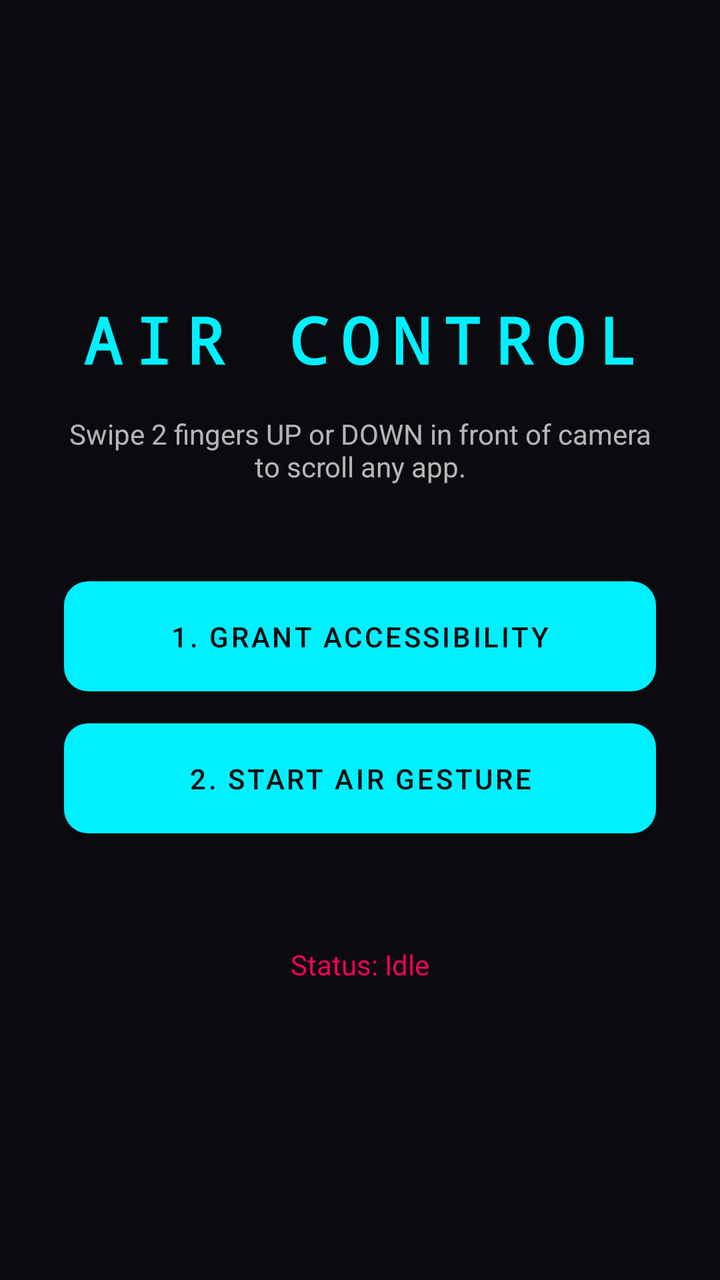
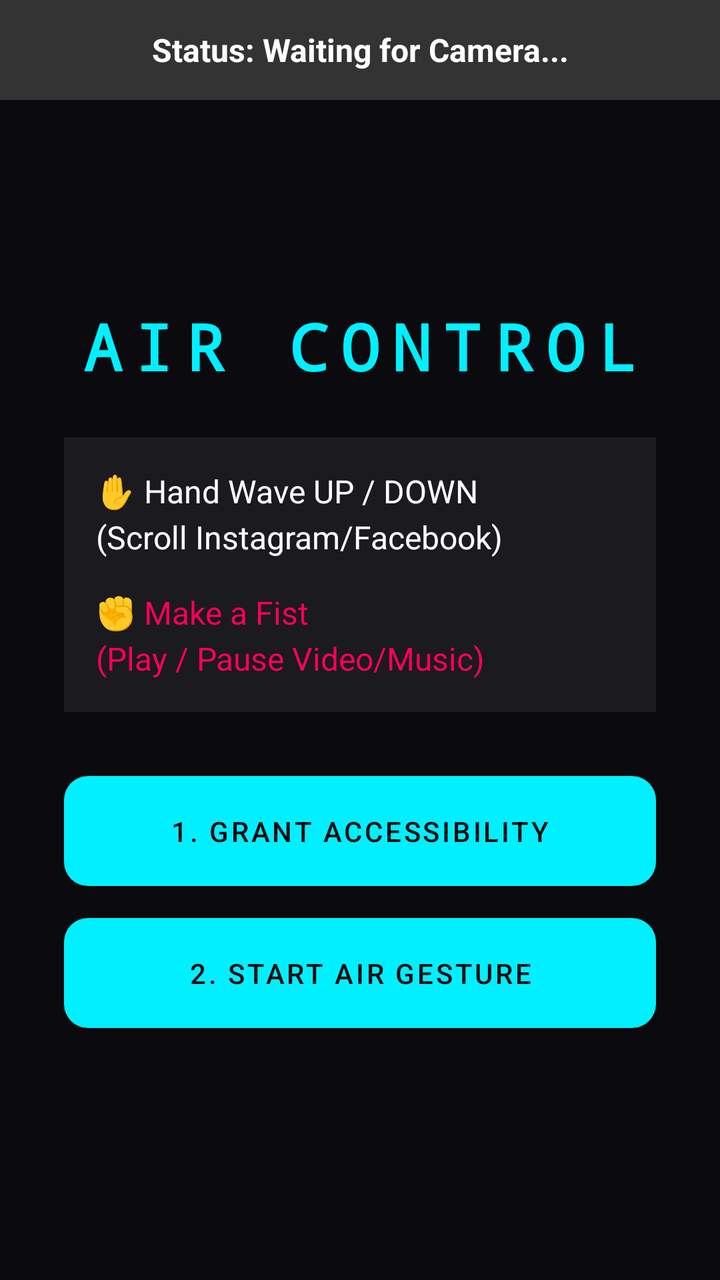

Screens rendered from an Android XML layout before and after an edit, with the pre-edit source and the edit as a unified diff.
<!-- AndroidManifest.xml: application theme AppTheme -->
<!-- res/layout/activity_main.xml -->
<?xml version="1.0" encoding="utf-8"?>
<LinearLayout xmlns:android="http://schemas.android.com/apk/res/android"
    android:layout_width="match_parent" android:layout_height="match_parent"
    android:orientation="vertical" android:gravity="center"
    android:padding="32dp" android:background="@color/bg_dark">

    <TextView android:layout_width="wrap_content" android:layout_height="wrap_content"
        android:text="AIR CONTROL" android:textSize="32sp" android:textColor="@color/neon_cyan"
        android:textStyle="bold" android:fontFamily="monospace" android:letterSpacing="0.2"/>

    <TextView android:layout_width="wrap_content" android:layout_height="wrap_content"
        android:text="Swipe 2 fingers UP or DOWN in front of camera to scroll any app."
        android:textColor="@color/text_white" android:gravity="center"
        android:layout_marginTop="16dp" android:layout_marginBottom="48dp" android:alpha="0.7"/>

    <Button android:id="@+id/btnAccessibility" android:layout_width="match_parent"
        android:layout_height="55dp" android:text="1. GRANT ACCESSIBILITY" android:textColor="@color/bg_dark"
        android:background="@drawable/bg_button" android:layout_marginBottom="16dp"/>

    <Button android:id="@+id/btnStart" android:layout_width="match_parent"
        android:layout_height="55dp" android:text="2. START AIR GESTURE" android:textColor="@color/bg_dark"
        android:background="@drawable/bg_button" android:layout_marginBottom="24dp"/>

    <Button android:id="@+id/btnStop" android:layout_width="match_parent"
        android:layout_height="55dp" android:text="STOP SERVICE" android:textColor="@color/neon_pink"
        android:backgroundTint="#22000000" android:visibility="gone"/>

    <TextView android:id="@+id/tvStatus" android:layout_width="wrap_content" android:layout_height="wrap_content"
        android:text="Status: Idle" android:textColor="@color/neon_pink" android:layout_marginTop="32dp"/>
</LinearLayout>
<!-- resources referenced by this layout -->
<resources>
  <color name="bg_dark">#0A0A0F</color>
  <color name="neon_cyan">#00F0FF</color>
  <color name="neon_pink">#FF0055</color>
  <color name="text_white">#FFFFFF</color>
  <!-- drawable bg_button (drawable) -->
  <shape xmlns:android="http://schemas.android.com/apk/res/android">
      <solid android:color="@color/neon_cyan"/>
      <corners android:radius="12dp"/>
  </shape>
  <style name="AppTheme" parent="Theme.MaterialComponents.DayNight.NoActionBar">
          <item name="colorPrimary">@color/neon_cyan</item>
          <item name="android:windowBackground">@color/bg_dark</item>
          <item name="android:statusBarColor">@color/bg_dark</item>
      </style>
</resources>

<!-- the commit's change to res/layout/activity_main.xml (unified diff, before → after) -->
@@ -1,30 +1,46 @@
 <?xml version="1.0" encoding="utf-8"?>
 <LinearLayout xmlns:android="http://schemas.android.com/apk/res/android"
     android:layout_width="match_parent" android:layout_height="match_parent"
-    android:orientation="vertical" android:gravity="center"
-    android:padding="32dp" android:background="@color/bg_dark">
+    android:orientation="vertical" android:background="@color/bg_dark">
 
-    <TextView android:layout_width="wrap_content" android:layout_height="wrap_content"
-        android:text="AIR CONTROL" android:textSize="32sp" android:textColor="@color/neon_cyan"
-        android:textStyle="bold" android:fontFamily="monospace" android:letterSpacing="0.2"/>
+    
+    <TextView android:id="@+id/tvLiveStatus"
+        android:layout_width="match_parent" android:layout_height="50dp"
+        android:background="#FF333333" android:text="Status: Waiting for Camera..."
+        android:gravity="center" android:textColor="#FFFFFF" android:textStyle="bold"
+        android:textSize="16sp" />
 
-    <TextView android:layout_width="wrap_content" android:layout_height="wrap_content"
-        android:text="Swipe 2 fingers UP or DOWN in front of camera to scroll any app."
-        android:textColor="@color/text_white" android:gravity="center"
-        android:layout_marginTop="16dp" android:layout_marginBottom="48dp" android:alpha="0.7"/>
+    <LinearLayout android:layout_width="match_parent" android:layout_height="0dp" android:layout_weight="1"
+        android:orientation="vertical" android:gravity="center" android:padding="32dp">
 
-    <Button android:id="@+id/btnAccessibility" android:layout_width="match_parent"
-        android:layout_height="55dp" android:text="1. GRANT ACCESSIBILITY" android:textColor="@color/bg_dark"
-        android:background="@drawable/bg_button" android:layout_marginBottom="16dp"/>
+        <TextView android:layout_width="wrap_content" android:layout_height="wrap_content"
+            android:text="AIR CONTROL" android:textSize="32sp" android:textColor="@color/neon_cyan"
+            android:textStyle="bold" android:fontFamily="monospace" android:letterSpacing="0.2"/>
 
-    <Button android:id="@+id/btnStart" android:layout_width="match_parent"
-        android:layout_height="55dp" android:text="2. START AIR GESTURE" android:textColor="@color/bg_dark"
-        android:background="@drawable/bg_button" android:layout_marginBottom="24dp"/>
+        
+        <LinearLayout android:layout_width="match_parent" android:layout_height="wrap_content"
+            android:orientation="vertical" android:background="#11FFFFFF" android:padding="16dp"
+            android:layout_marginTop="24dp" android:layout_marginBottom="32dp">
+            
+            <TextView android:layout_width="wrap_content" android:layout_height="wrap_content"
+                android:text="✋ Hand Wave UP / DOWN\n(Scroll Instagram/Facebook)"
+                android:textColor="@color/text_white" android:textSize="16sp" android:lineSpacingExtra="4dp"/>
+                
+            <TextView android:layout_width="wrap_content" android:layout_height="wrap_content"
+                android:text="✊ Make a Fist\n(Play / Pause Video/Music)"
+                android:textColor="@color/neon_pink" android:textSize="16sp" android:layout_marginTop="16dp" android:lineSpacingExtra="4dp"/>
+        </LinearLayout>
 
-    <Button android:id="@+id/btnStop" android:layout_width="match_parent"
-        android:layout_height="55dp" android:text="STOP SERVICE" android:textColor="@color/neon_pink"
-        android:backgroundTint="#22000000" android:visibility="gone"/>
+        <Button android:id="@+id/btnAccessibility" android:layout_width="match_parent"
+            android:layout_height="55dp" android:text="1. GRANT ACCESSIBILITY" android:textColor="@color/bg_dark"
+            android:background="@drawable/bg_button" android:layout_marginBottom="16dp"/>
 
-    <TextView android:id="@+id/tvStatus" android:layout_width="wrap_content" android:layout_height="wrap_content"
-        android:text="Status: Idle" android:textColor="@color/neon_pink" android:layout_marginTop="32dp"/>
+        <Button android:id="@+id/btnStart" android:layout_width="match_parent"
+            android:layout_height="55dp" android:text="2. START AIR GESTURE" android:textColor="@color/bg_dark"
+            android:background="@drawable/bg_button" android:layout_marginBottom="24dp"/>
+
+        <Button android:id="@+id/btnStop" android:layout_width="match_parent"
+            android:layout_height="55dp" android:text="STOP SERVICE" android:textColor="@color/neon_pink"
+            android:backgroundTint="#22000000" android:visibility="gone"/>
+    </LinearLayout>
 </LinearLayout>
